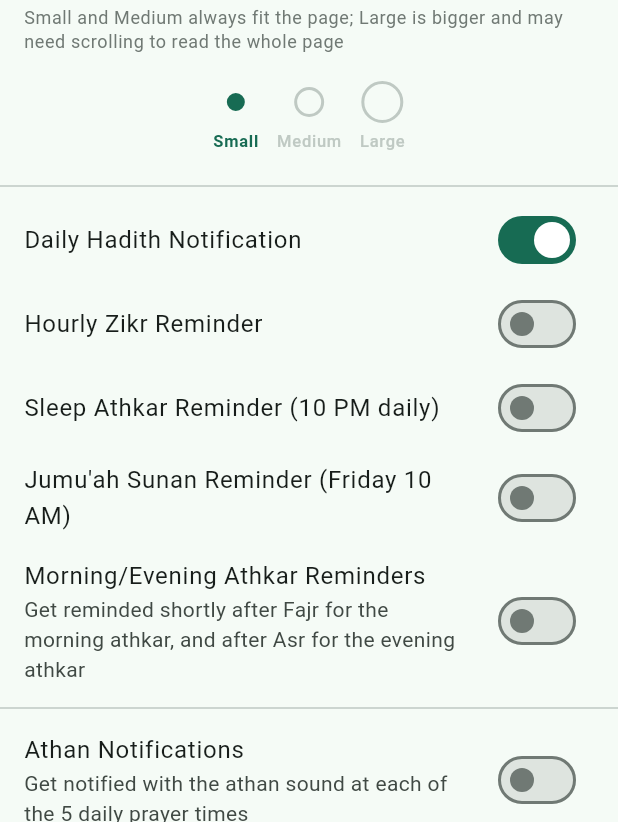
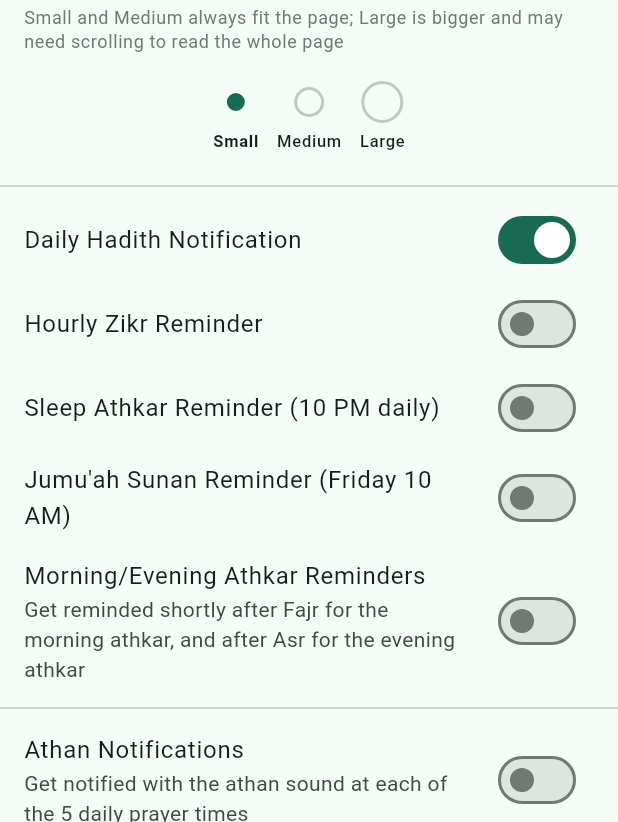
Before and after one commit to abdelrahmanalhajs/quran-app, a Flutter app: the SettingsScreen screen opened directly, on a phone screen of 412 x 824 dp, the part 414-1236 px from its top. Run offline on Flutter 3.47's test engine with Material 3 defaults, Android fonts, the phone set to English and light mode, and no system bars; our stand-ins replace audio_service, easy_localization, flutter_compass, flutter_local_notifications, flutter_timezone, geolocator and 5 more; missing offline and left inert: audio_session; accounts and stored records are empty; network calls fail; Roboto replaces fonts that are missing (Tajawal).

Commit message:
fix: font-size labels use standard text color for dark/light visibility

```diff
--- a/lib/screens/settings/settings_screen.dart
+++ b/lib/screens/settings/settings_screen.dart
@@ -414,7 +414,7 @@ class _QuranFontSizeDots extends StatelessWidget {
             Text(
               _labelKeys[index].tr(),
               style: Theme.of(context).textTheme.labelSmall?.copyWith(
-                color: isSelected ? color : unselectedColor,
+                color: Theme.of(context).colorScheme.onSurface,
                 fontWeight: isSelected ? FontWeight.bold : null,
               ),
             ),
```
